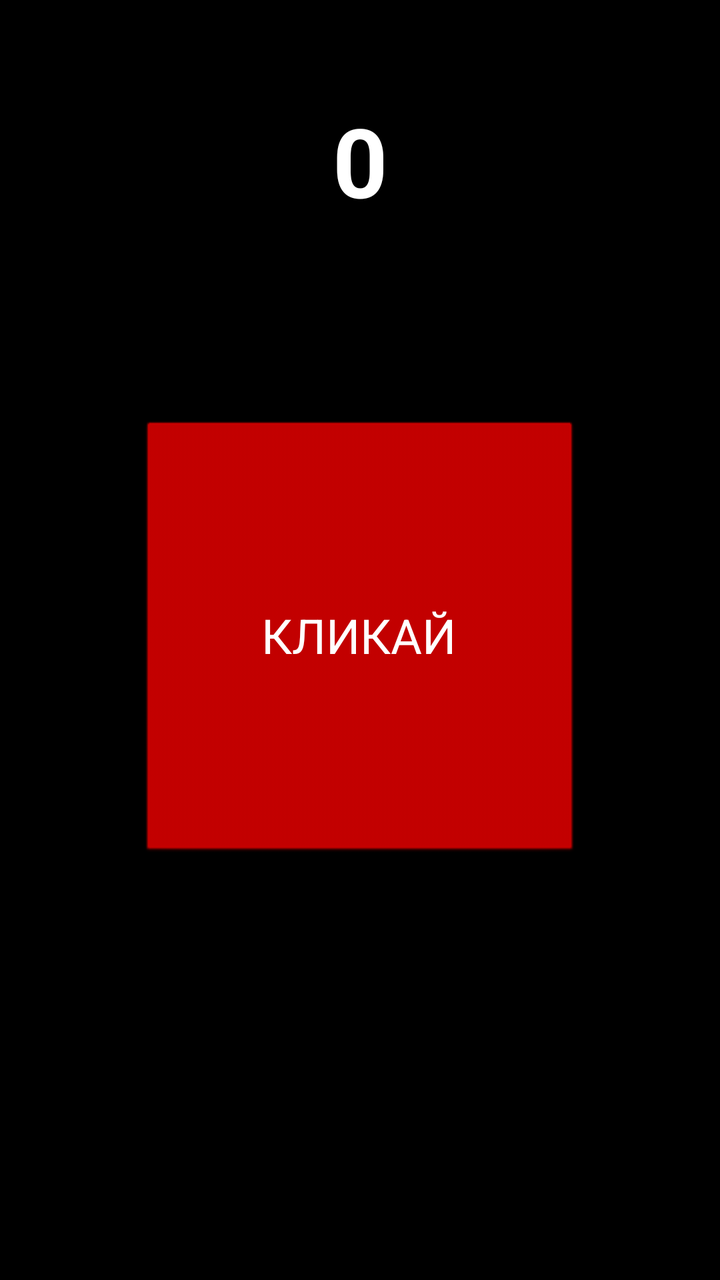
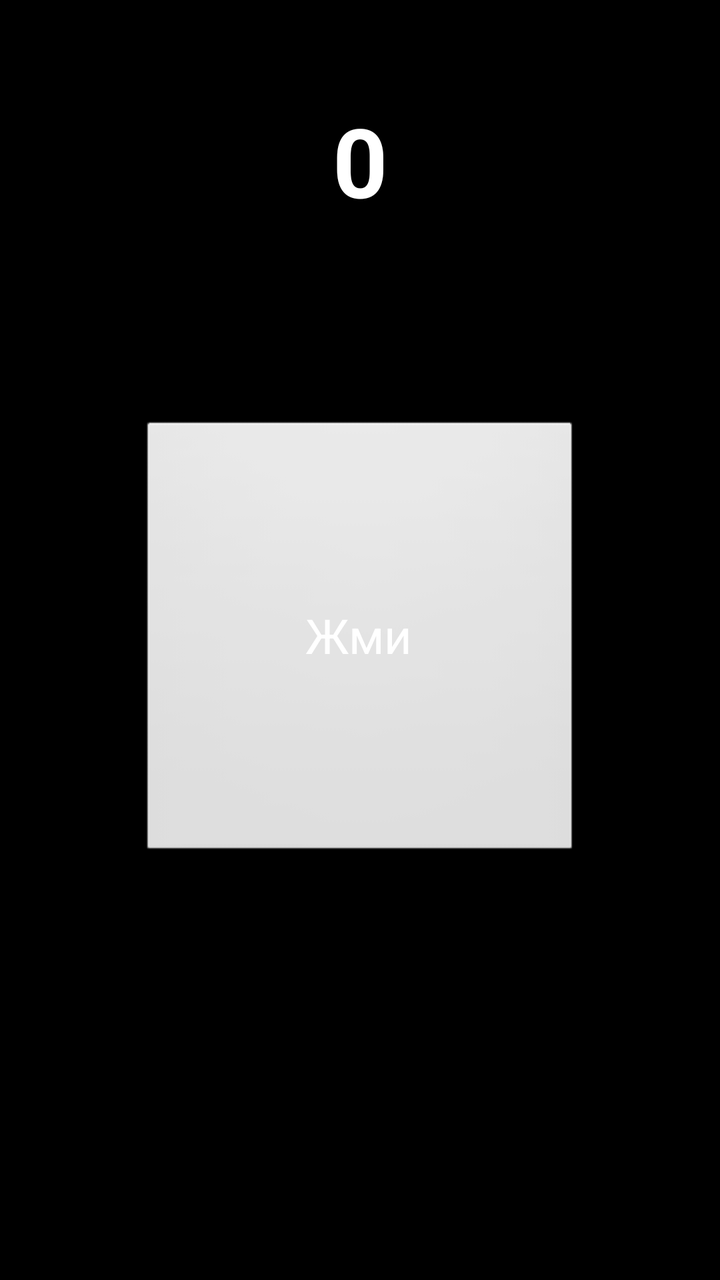

Before-and-after screenshots of an Android layout around one commit, followed by the original layout XML and the change that was made.
<!-- AndroidManifest.xml: application theme android:Theme.NoTitleBar.Fullscreen -->
<!-- res/layout/activity_main.xml -->
<?xml version="1.0" encoding="utf-8"?>
<androidx.constraintlayout.widget.ConstraintLayout
    xmlns:android="http://schemas.android.com/apk/res/android"
    xmlns:app="http://schemas.android.com/apk/res-auto"
    android:layout_width="match_parent"
    android:layout_height="match_parent"
    android:background="#000000">

    <TextView
        android:id="@+id/countView"
        android:layout_width="wrap_content"
        android:layout_height="wrap_content"
        android:text="0"
        android:textColor="#FFFFFF"
        android:textSize="48sp"
        android:textStyle="bold"
        app:layout_constraintTop_toTopOf="parent"
        app:layout_constraintStart_toStartOf="parent"
        app:layout_constraintEnd_toEndOf="parent"
        android:layout_marginTop="48dp"/>

    <Button
        android:id="@+id/clickBtn"
        android:layout_width="220dp"
        android:layout_height="220dp"
        android:text="КЛИКАЙ"
        android:textSize="24sp"
        android:textColor="#FFFFFF"
        android:backgroundTint="#CC0000"
        app:layout_constraintTop_toTopOf="parent"
        app:layout_constraintBottom_toBottomOf="parent"
        app:layout_constraintStart_toStartOf="parent"
        app:layout_constraintEnd_toEndOf="parent"
        android:stateListAnimator="@null"/>

</androidx.constraintlayout.widget.ConstraintLayout>
<!-- resources referenced by this layout -->
<resources>

</resources>

<!-- the commit's change to res/layout/activity_main.xml (unified diff, before → after) -->
@@ -23,14 +23,15 @@
         android:id="@+id/clickBtn"
         android:layout_width="220dp"
         android:layout_height="220dp"
-        android:text="КЛИКАЙ"
+        android:text="Жми"
         android:textSize="24sp"
         android:textColor="#FFFFFF"
-        android:backgroundTint="#CC0000"
+		android:backgroundTint="@drawable/round_button"
         app:layout_constraintTop_toTopOf="parent"
         app:layout_constraintBottom_toBottomOf="parent"
         app:layout_constraintStart_toStartOf="parent"
-        app:layout_constraintEnd_toEndOf="parent"
+		app:layout_constraintEnd_toEndOf="parent"
+		app:layout_constraintVerticalBias="0.6"
         android:stateListAnimator="@null"/>
 
 </androidx.constraintlayout.widget.ConstraintLayout>
<!-- resource entries referenced after the edit -->
@@ -1,5 +1,10 @@
 <!-- resources referenced by this layout -->
 <resources>
-
+  <!-- drawable round_button (drawable) -->
+  <?xml version="1.0" encoding="utf-8"?>
+  <shape xmlns:android="http://schemas.android.com/apk/res/android"
+      android:shape="oval">
+      <solid android:color="#CC0000"/>
+  </shape>
 </resources>
 
